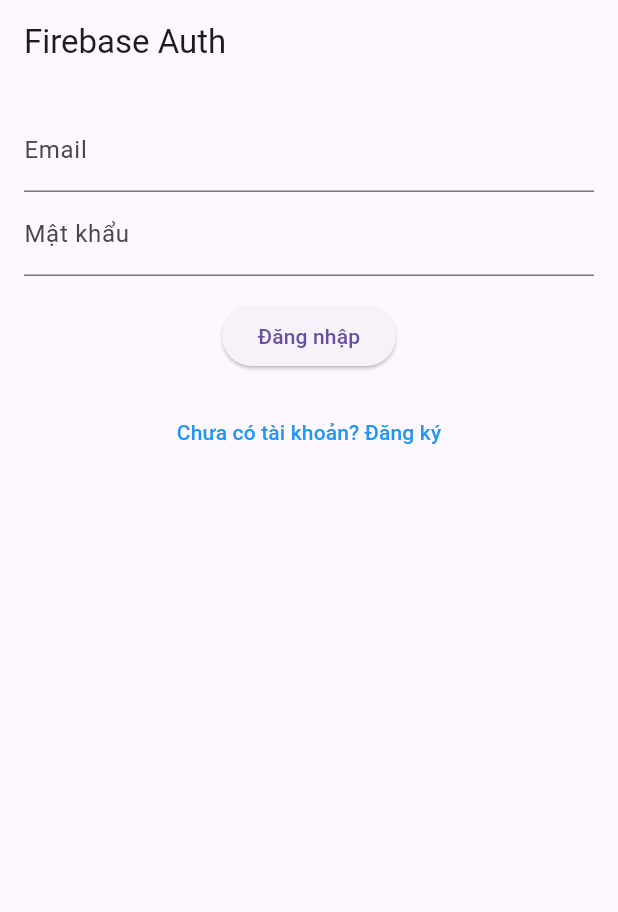
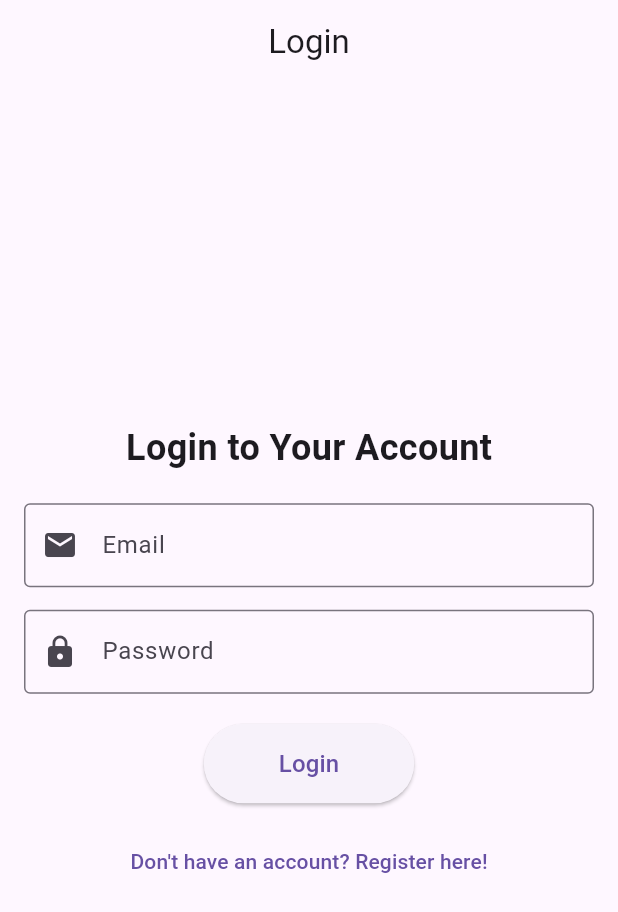
Before and after one commit to quyok808/mobile_English, a Flutter app: the screen it shows after launch, on a phone screen of 412 x 824 dp. Shown: the top 912 px of the screen. Run offline on Flutter 3.47's test engine with Material 3 defaults, Android fonts, the phone set to English and light mode, and no system bars; our stand-ins replace cloud_firestore, firebase_auth, firebase_core, get, google_fonts, image_picker and 1 more; accounts and stored records are empty.

Commit message:
Insert Login, Register, logout, auth with firebase

```diff
--- /dev/null
+++ b/lib/app/modules/auth/bindings/auth_binding.dart
@@ -0,0 +1,9 @@
+import 'package:get/get.dart';
+import '../controllers/auth_controller.dart';
+
+class AuthBinding extends Bindings {
+  @override
+  void dependencies() {
+    Get.lazyPut<AuthController>(() => AuthController());
+  }
+}
--- /dev/null
+++ b/lib/app/modules/auth/views/auth_checker_view.dart
@@ -0,0 +1,31 @@
+// ignore_for_file: prefer_const_constructors
+
+import 'package:flutter/material.dart';
+import 'package:get/get.dart';
+import '../../home/views/home_view.dart';
+import '../../login/views/login_view.dart';
+import '../controllers/auth_controller.dart';
+
+class AuthCheckerView extends StatelessWidget {
+  final AuthController _authController = Get.find<AuthController>();
+
+  AuthCheckerView({super.key});
+
+  @override
+  Widget build(BuildContext context) {
+    return FutureBuilder(
+      future: _authController.getLoggedIUser(),
+      builder: (context, snapshot) {
+        if (snapshot.connectionState == ConnectionState.waiting) {
+          return const Scaffold(
+            body: Center(child: CircularProgressIndicator()),
+          );
+        } else if (snapshot.hasData && snapshot.data != null) {
+          return HomeView(); // Người dùng đã đăng nhập
+        } else {
+          return LoginView(); // Người dùng chưa đăng nhập
+        }
+      },
+    );
+  }
+}
--- /dev/null
+++ b/lib/app/modules/home/controllers/home_controller.dart
@@ -0,0 +1,3 @@
+import 'package:get/get.dart';
+
+class HomeController extends GetxController {}
--- /dev/null
+++ b/lib/app/modules/login/views/login_view.dart
@@ -0,0 +1,63 @@
+// ignore_for_file: prefer_const_constructors
+
+import 'package:flutter/material.dart';
+import 'package:get/get.dart';
+import 'widgets/custom_text_field.dart';
+import 'widgets/login_button.dart';
+
+class LoginView extends StatelessWidget {
+  final TextEditingController emailController = TextEditingController();
+  final TextEditingController passwordController = TextEditingController();
+
+  LoginView({super.key});
+
+  @override
+  Widget build(BuildContext context) {
+    return Scaffold(
+      appBar: AppBar(
+        title: Text('Login'),
+        centerTitle: true,
+      ),
+      body: Padding(
+        padding: const EdgeInsets.all(16.0),
+        child: Column(
+          mainAxisAlignment: MainAxisAlignment.center,
+          children: [
+            Text(
+              'Login to Your Account',
+              style: TextStyle(
+                fontSize: 24,
+                fontWeight: FontWeight.bold,
+              ),
+            ),
+            SizedBox(height: 20),
+            CustomTextField(
+              controller: emailController,
+              labelText: 'Email',
+              icon: Icons.email,
+            ),
+            SizedBox(height: 15),
+            CustomTextField(
+              controller: passwordController,
+              labelText: 'Password',
+              icon: Icons.lock,
+              obscureText: true,
+            ),
+            SizedBox(height: 20),
+            LoginButton(
+              emailController: emailController,
+              passwordController: passwordController,
+            ),
+            SizedBox(height: 15),
+            TextButton(
+              onPressed: () {
+                Get.toNamed('/register');
+              },
+              child: Text('Don\'t have an account? Register here!'),
+            ),
+          ],
+        ),
+      ),
+    );
+  }
+}
--- /dev/null
+++ b/lib/app/modules/login/views/widgets/custom_text_field.dart
@@ -0,0 +1,31 @@
+// ignore_for_file: prefer_const_constructors, use_super_parameters
+
+import 'package:flutter/material.dart';
+
+class CustomTextField extends StatelessWidget {
+  final TextEditingController controller;
+  final String labelText;
+  final IconData icon;
+  final bool obscureText;
+
+  const CustomTextField({
+    Key? key,
+    required this.controller,
+    required this.labelText,
+    required this.icon,
+    this.obscureText = false,
+  }) : super(key: key);
+
+  @override
+  Widget build(BuildContext context) {
+    return TextField(
+      controller: controller,
+      obscureText: obscureText,
+      decoration: InputDecoration(
+        labelText: labelText,
+        border: OutlineInputBorder(),
+        prefixIcon: Icon(icon),
+      ),
+    );
+  }
+}
--- /dev/null
+++ b/lib/app/modules/login/views/widgets/login_button.dart
@@ -0,0 +1,62 @@
+// ignore_for_file: prefer_const_constructors
+
+import 'package:flutter/material.dart';
+import 'package:get/get.dart';
+import 'package:onlya_english/app/modules/auth/controllers/auth_controller.dart';
+
+class LoginButton extends StatelessWidget {
+  final TextEditingController emailController;
+  final TextEditingController passwordController;
+
+  const LoginButton({
+    Key? key,
+    required this.emailController,
+    required this.passwordController,
+  }) : super(key: key);
+
+  @override
+  Widget build(BuildContext context) {
+    final AuthController authController = Get.find<AuthController>();
+
+    return ElevatedButton(
+      onPressed: () async {
+        String email = emailController.text.trim();
+        String password = passwordController.text.trim();
+
+        if (email.isEmpty || password.isEmpty) {
+          Get.snackbar(
+            'Error',
+            'Email and Password cannot be empty',
+            snackPosition: SnackPosition.BOTTOM,
+          );
+          return;
+        }
+
+        Get.dialog(
+          Center(child: CircularProgressIndicator()),
+          barrierDismissible: false,
+        );
+
+        bool success = await authController.login(email, password);
+        Get.back();
+
+        if (success) {
+          Get.offAllNamed('/home');
+        } else {
+          Get.snackbar(
+            'Login Failed',
+            'Invalid email or password',
+            snackPosition: SnackPosition.BOTTOM,
+          );
+        }
+      },
+      style: ElevatedButton.styleFrom(
+        padding: EdgeInsets.symmetric(horizontal: 50, vertical: 15),
+      ),
+      child: Text(
+        'Login',
+        style: TextStyle(fontSize: 16),
+      ),
+    );
+  }
+}
--- a/lib/app/routes/app_pages.dart
+++ b/lib/app/routes/app_pages.dart
@@ -0,0 +1,29 @@
+import 'package:get/get.dart';
+import '../modules/auth/bindings/auth_binding.dart';
+import '../modules/auth/views/auth_checker_view.dart';
+import '../modules/home/views/home_view.dart';
+import '../modules/login/views/login_view.dart';
+import '../modules/register/views/register_view.dart';
+import 'app_routes.dart';
+
+class AppPages {
+  static final pages = [
+    GetPage(
+      name: AppRoutes.AUTH_CHECKER,
+      page: () => AuthCheckerView(),
+      binding: AuthBinding(),
+    ),
+    GetPage(
+      name: AppRoutes.HOME,
+      page: () => const HomeView(),
+    ),
+    GetPage(
+      name: AppRoutes.LOGIN,
+      page: () => LoginView(),
+    ),
+    GetPage(
+      name: AppRoutes.REGISTER,
+      page: () => RegisterView(),
+    )
+  ];
+}
--- a/lib/app/routes/app_routes.dart
+++ b/lib/app/routes/app_routes.dart
@@ -0,0 +1,8 @@
+// ignore_for_file: constant_identifier_names
+
+abstract class AppRoutes {
+  static const AUTH_CHECKER = '/auth-checker';
+  static const HOME = '/home';
+  static const LOGIN = '/login';
+  static const REGISTER = '/register';
+}
--- a/lib/main.dart
+++ b/lib/main.dart
@@ -1,22 +1,22 @@
-// ignore_for_file: prefer_const_constructors, use_key_in_widget_constructors
+// ignore_for_file: prefer_const_constructors
 
+import 'package:firebase_core/firebase_core.dart';
 import 'package:flutter/material.dart';
-import 'package:firebase_core/firebase_core.dart';
+
+import 'app/modules/auth/controllers/auth_controller.dart';
 import 'firebase_options.dart';
-import 'package:shared_preferences/shared_preferences.dart';
-
-import 'screens/HomeScreen.dart';
-import 'screens/LoginScreen.dart';
-
 import 'package:get/get.dart';
 import 'app/routes/app_pages.dart';
+import 'app/routes/app_routes.dart';
 
-Future<void> main() async {
+void main() async {
   WidgetsFlutterBinding.ensureInitialized();
+  // Khởi tạo Firebase với cấu hình từ firebase_options.dart
   await Firebase.initializeApp(
-    options: DefaultFirebaseOptions.currentPlatform,
+    options: DefaultFirebaseOptions.currentPlatform, // Cấu hình Firebase
   );
-  runApp(const MainApp());
+  Get.put(AuthController()); // Khởi tạo AuthController
+  runApp(MainApp());
 }
 
 class MainApp extends StatelessWidget {
@@ -27,30 +27,8 @@ class MainApp extends StatelessWidget {
     return GetMaterialApp(
       debugShowCheckedModeBanner: false,
       title: 'OnlyA',
-      home: AuthChecker(),
+      initialRoute: AppRoutes.AUTH_CHECKER,
+      getPages: AppPages.pages,
     );
   }
 }
-
-class AuthChecker extends StatelessWidget {
-  @override
-  Widget build(BuildContext context) {
-    return FutureBuilder(
-      future: _getLoggedInUser(),
-      builder: (context, snapshot) {
-        if (snapshot.connectionState == ConnectionState.waiting) {
-          return CircularProgressIndicator();
-        } else if (snapshot.hasData && snapshot.data != null) {
-          return HomeScreen(); // Đã đăng nhập
-        } else {
-          return LoginScreen(); // Chưa đăng nhập
-        }
-      },
-    );
-  }
-
-  Future<String?> _getLoggedInUser() async {
-    final prefs = await SharedPreferences.getInstance();
-    return prefs.getString('email'); // Trả về email nếu đã lưu
-  }
-}
```
Also changed, not shown: lib/app/modules/auth/controllers/auth_controller.dart (added, +85 -0 lines), lib/app/modules/home/views/home_view.dart (added, +104 -0 lines), lib/app/modules/register/views/register_view.dart (added, +65 -0 lines), lib/app/modules/register/views/widgets/register_button.dart (added, +72 -0 lines).
